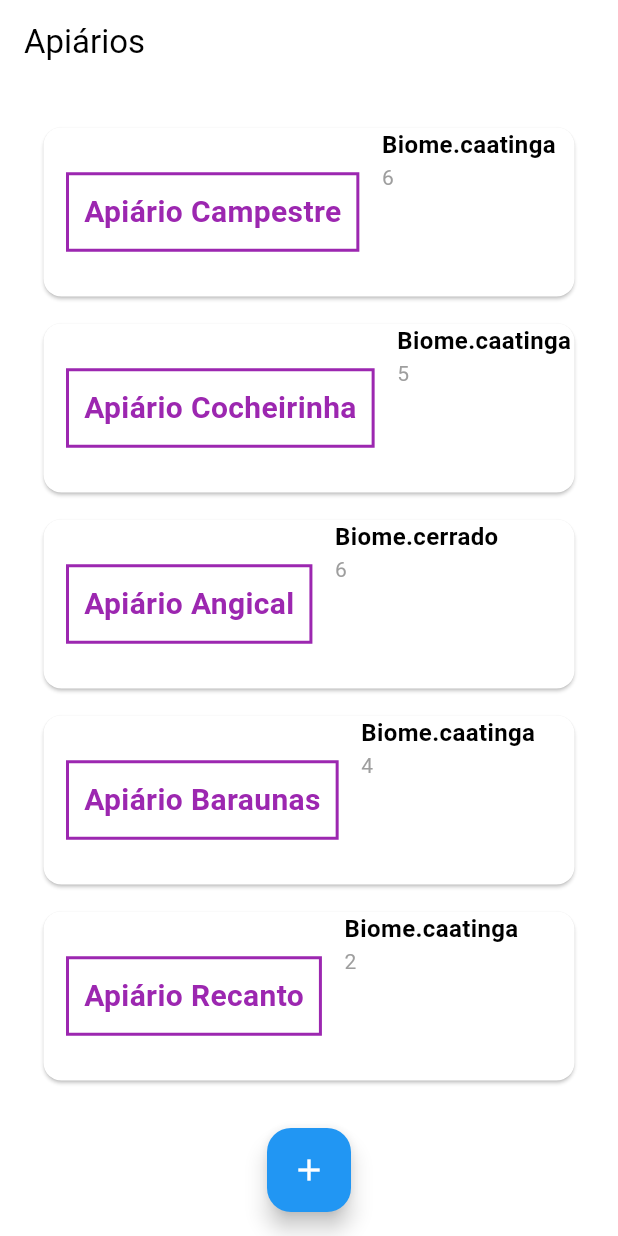
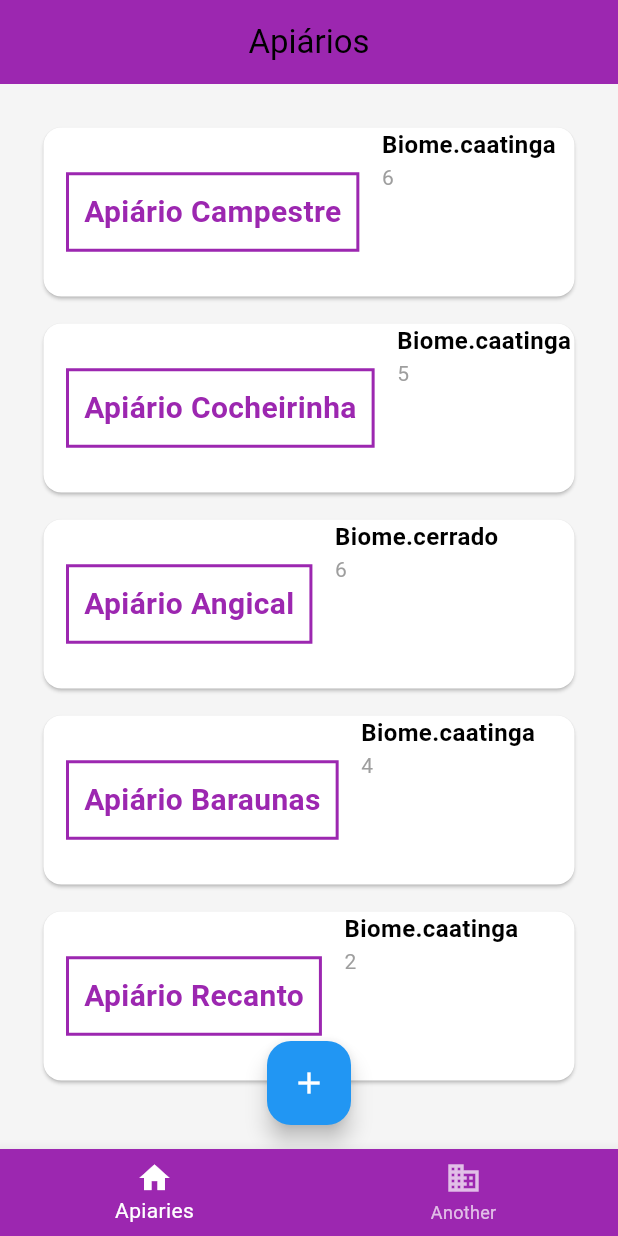
Before and after one commit to Idelvancp/app_bee, a Flutter app: the screen it shows after launch, on a phone screen of 412 x 824 dp. Run offline on Flutter 3.47's test engine with Material 3 defaults, Android fonts, the phone set to English and light mode, and no system bars; our stand-ins replace geolocator, sqflite; accounts and stored records are empty.

Commit message:
Add bottonNavigatorBar

```diff
--- a/lib/main.dart
+++ b/lib/main.dart
@@ -10,18 +10,70 @@ class BeeApp extends StatelessWidget {
   @override
   Widget build(BuildContext context) {
     return MaterialApp(
-      title: 'DeliMeals',
+      title: 'App Bee',
       theme: ThemeData(
-        primarySwatch: Colors.pink,
-        canvasColor: Color.fromRGBO(255, 254, 229, 1),
         colorScheme: ColorScheme.fromSwatch().copyWith(
-          secondary: Colors.amber,
+          primary: Colors.purple,
+          secondary: Colors.deepOrange,
         ),
+        appBarTheme: AppBarTheme(
+          backgroundColor: Colors.purple,
+        ),
+        scaffoldBackgroundColor: Colors.grey[100],
       ),
       routes: {
-        AppRoutes.HOME: (ctx) => ApiariesScreen(),
+        AppRoutes.HOME: (ctx) => MainScreen(),
         AppRoutes.APIARY_FORM: (ctx) => ApiaryForm1(),
       },
+      debugShowCheckedModeBanner: false,
     );
   }
 }
+
+class MainScreen extends StatefulWidget {
+  @override
+  _MainScreenState createState() => _MainScreenState();
+}
+
+class _MainScreenState extends State<MainScreen> {
+  int _selectedScreenIndex = 0;
+
+  final List<Map<String, dynamic>> _screens = [
+    {'title': 'Apiários', 'screen': ApiariesScreen()},
+    {'title': 'Lista de Categorias', 'screen': ApiariesScreen()},
+  ];
+
+  void _selectScreen(int index) {
+    setState(() {
+      _selectedScreenIndex = index;
+    });
+  }
+
+  @override
+  Widget build(BuildContext context) {
+    return Scaffold(
+      appBar: AppBar(
+        title: Text(_screens[_selectedScreenIndex]['title']),
+        centerTitle: true,
+      ),
+      body: _screens[_selectedScreenIndex]['screen'],
+      bottomNavigationBar: BottomNavigationBar(
+        backgroundColor: Theme.of(context).primaryColor,
+        unselectedItemColor: Colors.white70,
+        selectedItemColor: Colors.white,
+        items: const <BottomNavigationBarItem>[
+          BottomNavigationBarItem(
+            icon: Icon(Icons.home),
+            label: 'Apiaries',
+          ),
+          BottomNavigationBarItem(
+            icon: Icon(Icons.business),
+            label: 'Another', // Example
+          ),
+        ],
+        currentIndex: _selectedScreenIndex,
+        onTap: _selectScreen,
+      ),
+    );
+  }
+}
--- a/lib/screens/ apiary/apiariesScreen.dart
+++ b/lib/screens/ apiary/apiariesScreen.dart
@@ -28,9 +28,6 @@ class ApiariesScreenState extends State<ApiariesScreen> {
 
   Widget build(BuildContext context) {
     return Scaffold(
-      appBar: AppBar(
-        title: Text('Apiários'),
-      ),
       body: GridView(
         padding: const EdgeInsets.all(25),
         gridDelegate: SliverGridDelegateWithFixedCrossAxisCount(
```
Also changed, not shown: lib/screens/ apiary/apiaryForm2.dart (+4 -3 lines), lib/screens/apiaryForm.dart (added, +121 -0 lines).
